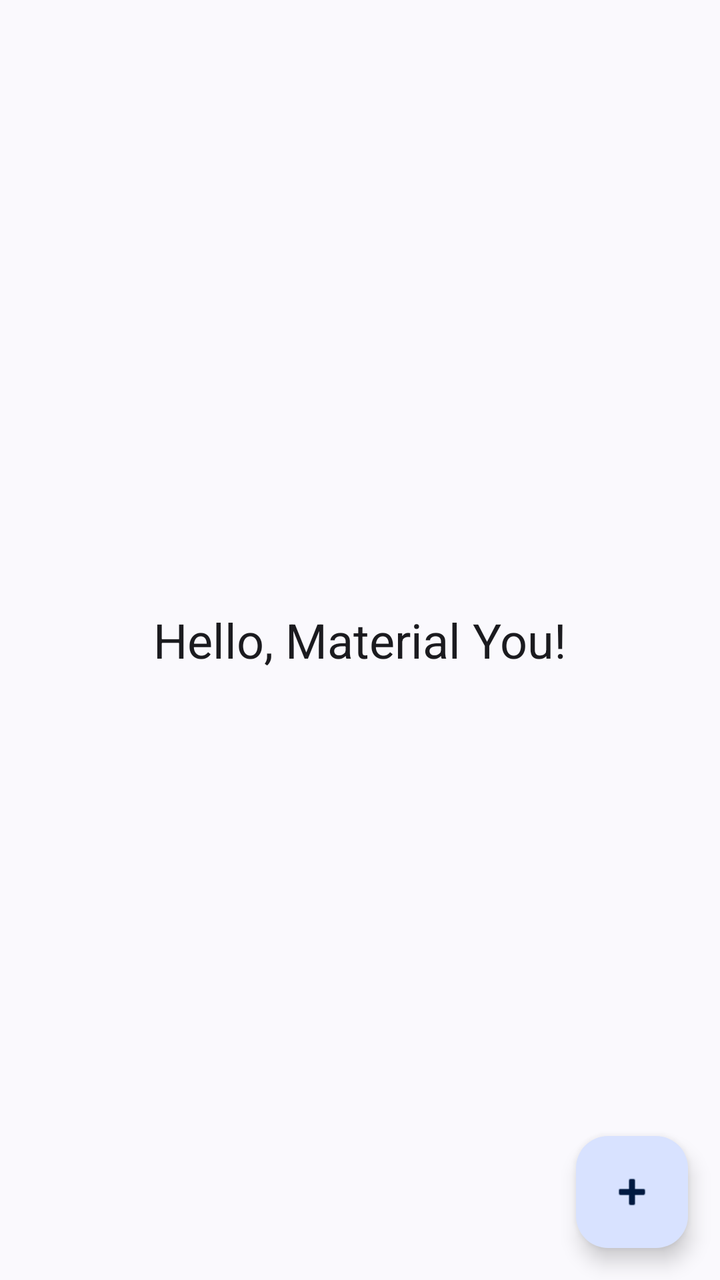
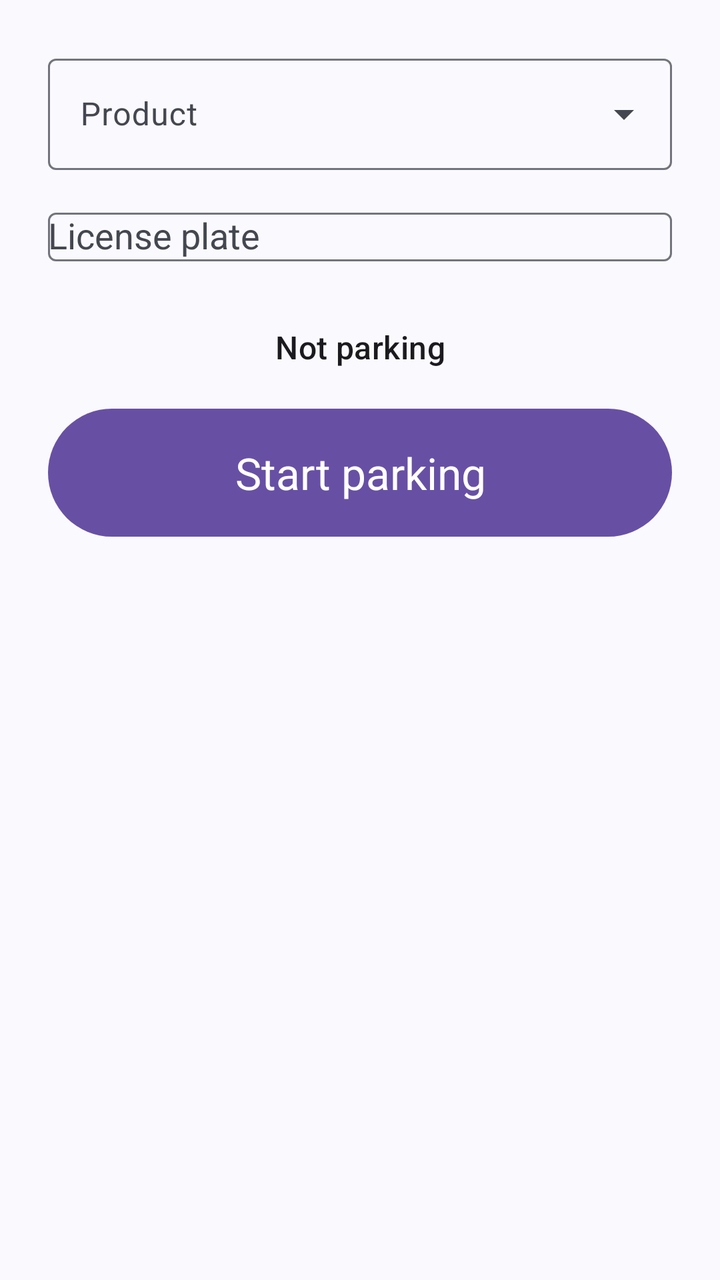

Before-and-after screenshots of an Android layout around one commit, followed by the original layout XML and the change that was made.
<!-- AndroidManifest.xml: application theme Theme.App -->
<!-- res/layout/activity_main.xml -->
<?xml version="1.0" encoding="utf-8"?>
<androidx.coordinatorlayout.widget.CoordinatorLayout
    xmlns:android="http://schemas.android.com/apk/res/android"
    xmlns:app="http://schemas.android.com/apk/res-auto"
    android:layout_width="match_parent"
    android:layout_height="match_parent">

    <TextView
        android:layout_width="wrap_content"
        android:layout_height="wrap_content"
        android:layout_gravity="center"
        android:text="@string/hello_world"
        android:textAppearance="?attr/textAppearanceHeadlineSmall"/>

    <com.google.android.material.floatingactionbutton.FloatingActionButton
        android:id="@+id/fab"
        android:layout_width="wrap_content"
        android:layout_height="wrap_content"
        android:layout_gravity="bottom|end"
        android:layout_margin="16dp"
        android:contentDescription="@string/fab_description"
        android:src="@android:drawable/ic_input_add"/>
</androidx.coordinatorlayout.widget.CoordinatorLayout>
<!-- resources referenced by this layout -->
<resources>
  <string name="fab_description">Add</string>
  <string name="hello_world">Hello, Material You!</string>
  <style name="Theme.App" parent="Theme.Material3.DynamicColors.DayNight">
          <item name="colorPrimary">@color/primary</item>
          <item name="colorOnPrimary">@color/on_primary</item>
      </style>
  <color name="primary">#FF6750A4</color>
  <color name="on_primary">#FFFFFFFF</color>
</resources>

<!-- the commit's change to res/layout/activity_main.xml (unified diff, before → after) -->
@@ -1,23 +1,84 @@
 <?xml version="1.0" encoding="utf-8"?>
-<androidx.coordinatorlayout.widget.CoordinatorLayout
+<ScrollView
     xmlns:android="http://schemas.android.com/apk/res/android"
     xmlns:app="http://schemas.android.com/apk/res-auto"
     android:layout_width="match_parent"
-    android:layout_height="match_parent">
+    android:layout_height="match_parent"
+    android:fillViewport="true">
 
-    <TextView
-        android:layout_width="wrap_content"
+    <LinearLayout
+        android:layout_width="match_parent"
         android:layout_height="wrap_content"
-        android:layout_gravity="center"
-        android:text="@string/hello_world"
-        android:textAppearance="?attr/textAppearanceHeadlineSmall"/>
+        android:orientation="vertical"
+        android:padding="24dp">
 
-    <com.google.android.material.floatingactionbutton.FloatingActionButton
-        android:id="@+id/fab"
-        android:layout_width="wrap_content"
-        android:layout_height="wrap_content"
-        android:layout_gravity="bottom|end"
-        android:layout_margin="16dp"
-        android:contentDescription="@string/fab_description"
-        android:src="@android:drawable/ic_input_add"/>
-</androidx.coordinatorlayout.widget.CoordinatorLayout>
+        <com.google.android.material.textfield.TextInputLayout
+            android:id="@+id/productLayout"
+            style="@style/Widget.Material3.TextInputLayout.OutlinedBox.ExposedDropdownMenu"
+            android:layout_width="match_parent"
+            android:layout_height="wrap_content"
+            android:layout_marginBottom="16dp"
+            android:hint="@string/product">
+
+            <com.google.android.material.textfield.MaterialAutoCompleteTextView
+                android:id="@+id/productDropdown"
+                android:layout_width="match_parent"
+                android:layout_height="wrap_content"
+                android:inputType="none"/>
+        </com.google.android.material.textfield.TextInputLayout>
+
+        <com.google.android.material.textfield.TextInputLayout
+            android:id="@+id/plateLayout"
+            style="@style/Widget.Material3.TextInputLayout.OutlinedBox"
+            android:layout_width="match_parent"
+            android:layout_height="wrap_content"
+            android:layout_marginBottom="8dp"
+            android:hint="@string/license_plate">
+
+            <com.google.android.material.textfield.MaterialAutoCompleteTextView
+                android:id="@+id/plateInput"
+                android:layout_width="match_parent"
+                android:layout_height="wrap_content"
+                android:inputType="textCapCharacters|textNoSuggestions"/>
+        </com.google.android.material.textfield.TextInputLayout>
+
+        <HorizontalScrollView
+            android:layout_width="match_parent"
+            android:layout_height="wrap_content"
+            android:layout_marginBottom="24dp"
+            android:scrollbars="none">
+
+            <com.google.android.material.chip.ChipGroup
+                android:id="@+id/plateChips"
+                android:layout_width="wrap_content"
+                android:layout_height="wrap_content"
+                app:singleLine="true"
+                app:singleSelection="true"/>
+        </HorizontalScrollView>
+
+        <TextView
+            android:id="@+id/statusText"
+            android:layout_width="match_parent"
+            android:layout_height="wrap_content"
+            android:layout_marginBottom="16dp"
+            android:gravity="center"
+            android:text="@string/status_idle"
+            android:textAppearance="?attr/textAppearanceTitleMedium"/>
+
+        <com.google.android.material.button.MaterialButton
+            android:id="@+id/toggleButton"
+            android:layout_width="match_parent"
+            android:layout_height="72dp"
+            android:text="@string/start_parking"
+            android:textAppearance="?attr/textAppearanceTitleLarge"
+            app:cornerRadius="36dp"/>
+
+        <com.google.android.material.progressindicator.LinearProgressIndicator
+            android:id="@+id/progress"
+            android:layout_width="match_parent"
+            android:layout_height="wrap_content"
+            android:layout_marginTop="16dp"
+            android:indeterminate="true"
+            android:visibility="gone"/>
+    </LinearLayout>
+</ScrollView>
<!-- resource entries referenced after the edit -->
@@ -1,7 +1,9 @@
 <!-- resources referenced by this layout -->
 <resources>
-  <string name="fab_description">Add</string>
-  <string name="hello_world">Hello, Material You!</string>
+  <string name="license_plate">License plate</string>
+  <string name="product">Product</string>
+  <string name="start_parking">Start parking</string>
+  <string name="status_idle">Not parking</string>
   <style name="Theme.App" parent="Theme.Material3.DynamicColors.DayNight">
           <item name="colorPrimary">@color/primary</item>
           <item name="colorOnPrimary">@color/on_primary</item>
